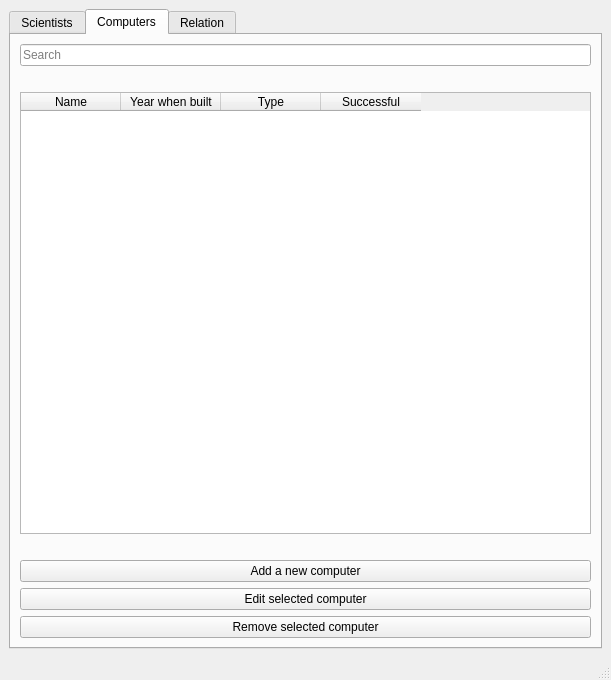
Above: Verklegt/mainmenu.ui from disaerna/T-113-VLN1 before the change. Below: the same form after it.
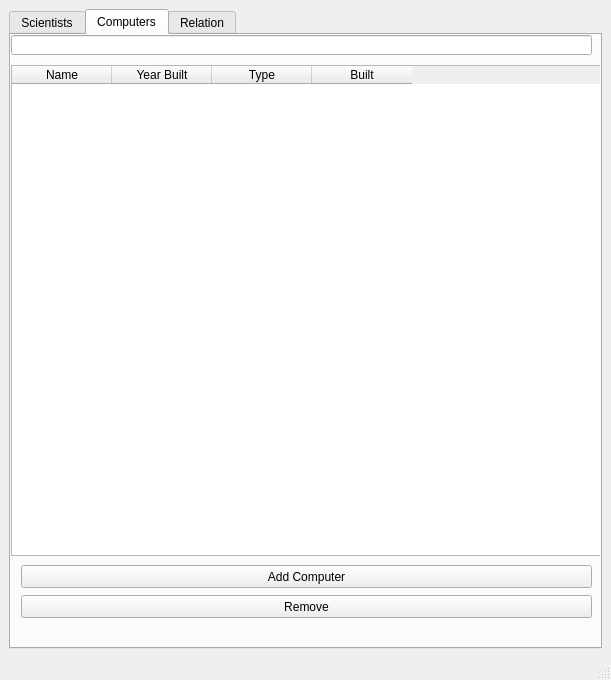
That is the form after the change. The open tabs and pages were chosen to show the change.

Commit message: Working search ma

```diff
--- a/Verklegt/mainmenu.ui
+++ b/Verklegt/mainmenu.ui
@@ -20,8 +20,8 @@
    <string>MainWindow</string>
   </property>
   <widget class="QWidget" name="centralwidget">
-   <layout class="QHBoxLayout" name="horizontalLayout">
-    <item>
+   <layout class="QGridLayout" name="gridLayout">
+    <item row="0" column="0">
      <widget class="QTabWidget" name="Mainmenu_tabs">
       <property name="minimumSize">
        <size>
@@ -184,38 +184,53 @@
        <attribute name="title">
         <string>Computers</string>
        </attribute>
-       <layout class="QVBoxLayout" name="verticalLayout_2">
-        <item>
-         <widget class="QLineEdit" name="Input_Search_Computer">
-          <property name="placeholderText">
-           <string>Search</string>
-          </property>
-         </widget>
-        </item>
-        <item>
-         <spacer name="horizontalSpacer_3">
-          <property name="orientation">
-           <enum>Qt::Horizontal</enum>
-          </property>
-          <property name="sizeHint" stdset="0">
-           <size>
-            <width>566</width>
-            <height>20</height>
-           </size>
-          </property>
-         </spacer>
-        </item>
-        <item>
+       <widget class="QPushButton" name="pushButton_AddComputer">
+        <property name="geometry">
+         <rect>
+          <x>10</x>
+          <y>530</y>
+          <width>571</width>
+          <height>23</height>
+         </rect>
+        </property>
+        <property name="text">
+         <string>Add Computer</string>
+        </property>
+       </widget>
+       <widget class="QPushButton" name="pushButton_RemoveComputer">
+        <property name="geometry">
+         <rect>
+          <x>10</x>
+          <y>560</y>
+          <width>571</width>
+          <height>23</height>
+         </rect>
+        </property>
+        <property name="text">
+         <string>Remove</string>
+        </property>
+       </widget>
          <widget class="QTableWidget" name="table_Computers">
+        <property name="geometry">
+         <rect>
+          <x>0</x>
+          <y>30</y>
+          <width>591</width>
+          <height>491</height>
+         </rect>
+        </property>
+        <property name="contextMenuPolicy">
+         <enum>Qt::CustomContextMenu</enum>
+        </property>
           <property name="alternatingRowColors">
            <bool>true</bool>
           </property>
           <property name="selectionMode">
            <enum>QAbstractItemView::SingleSelection</enum>
           </property>
-          <attribute name="verticalHeaderVisible">
-           <bool>false</bool>
-          </attribute>
+        <property name="selectionBehavior">
+         <enum>QAbstractItemView::SelectRows</enum>
+        </property>
           <column>
            <property name="text">
             <string>Name</string>
@@ -223,7 +238,7 @@
           </column>
           <column>
            <property name="text">
-            <string>Year when built</string>
+          <string>Year Built</string>
            </property>
           </column>
           <column>
@@ -233,7 +248,7 @@
           </column>
           <column>
            <property name="text">
-            <string>Successful</string>
+          <string>Built</string>
            </property>
            <property name="font">
             <font>
@@ -242,42 +257,16 @@
            </property>
           </column>
          </widget>
-        </item>
-        <item>
-         <spacer name="horizontalSpacer_4">
-          <property name="orientation">
-           <enum>Qt::Horizontal</enum>
-          </property>
-          <property name="sizeHint" stdset="0">
-           <size>
-            <width>566</width>
+       <widget class="QLineEdit" name="Input_Search_Computer">
+        <property name="geometry">
+         <rect>
+          <x>0</x>
+          <y>0</y>
+          <width>581</width>
             <height>20</height>
-           </size>
-          </property>
-         </spacer>
-        </item>
-        <item>
-         <widget class="QPushButton" name="pushButton_AddComputer">
-          <property name="text">
-           <string>Add a new computer</string>
-          </property>
-         </widget>
-        </item>
-        <item>
-         <widget class="QPushButton" name="pushButton_3">
-          <property name="text">
-           <string>Edit selected computer</string>
-          </property>
-         </widget>
-        </item>
-        <item>
-         <widget class="QPushButton" name="pushButton_RemoveComputer">
-          <property name="text">
-           <string>Remove selected computer</string>
-          </property>
-         </widget>
-        </item>
-       </layout>
+         </rect>
+        </property>
+       </widget>
       </widget>
       <widget class="QWidget" name="Tab_Relations">
        <attribute name="title">
```
Left out of the diff: 29 changed lines with no effect on the pictures. Lines whose indentation alone changed are shown as unchanged. The commit also changes 8 other files.
